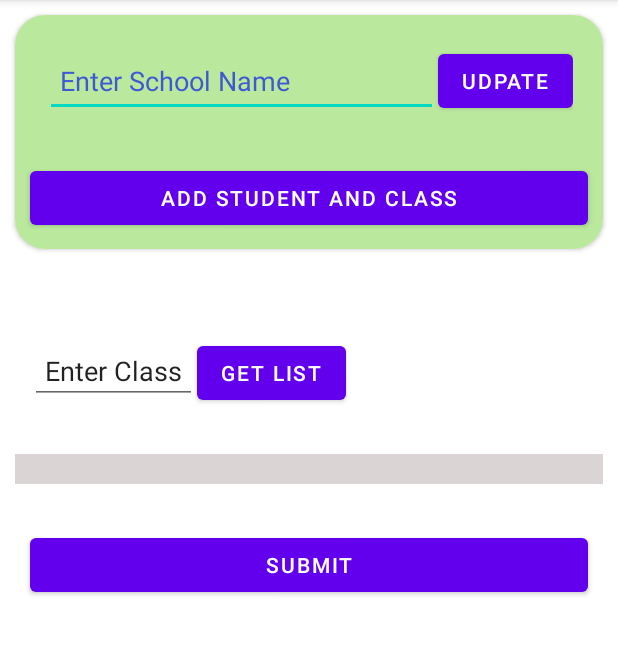
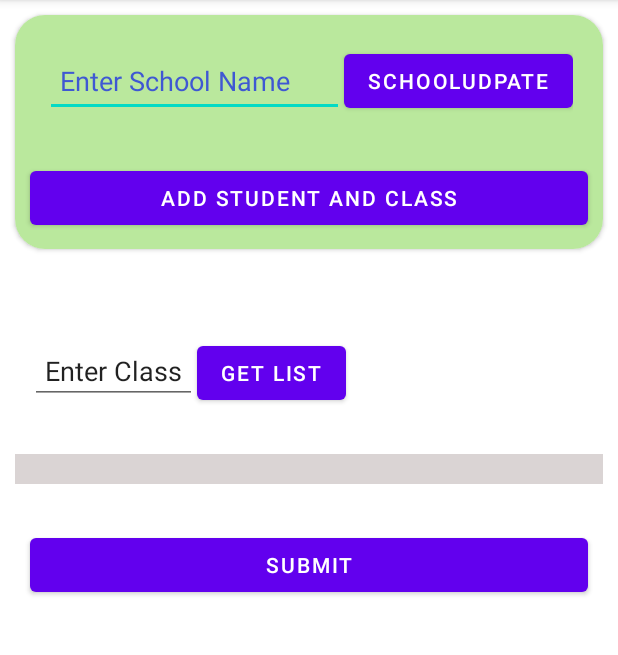
Before and after one commit to Ajmalyousufz/Attendance-Regiseter, an Android app: the screen it shows after launch once a user with an empty profile is signed in (MainActivity), on a phone screen of 412 x 824 dp, the part 84-739 px from its top. Run offline under Robolectric (Android 15) with nearby library versions, the phone set to English and light mode, and no system bars; our stand-ins replace Firebase (no records; nobody signed in at launch, a user with empty details on screens opened directly).

Commit message:
Add Student Activity set up finished and connected on firebase

```diff
--- a/app/src/main/java/com/ajmalyousufza/attendanceregister/Activities/MainActivity.java
+++ b/app/src/main/java/com/ajmalyousufza/attendanceregister/Activities/MainActivity.java
@@ -2,15 +2,30 @@ package com.ajmalyousufza.attendanceregister.Activities;
 
 import androidx.appcompat.app.AppCompatActivity;
 
+import android.content.Intent;
 import android.os.Bundle;
+import android.widget.Button;
+import android.widget.EditText;
 
 import com.ajmalyousufza.attendanceregister.R;
 
 public class MainActivity extends AppCompatActivity {
 
+    EditText schoolname;
+    Button schoolupdate,add_student;
+
     @Override
     protected void onCreate(Bundle savedInstanceState) {
         super.onCreate(savedInstanceState);
         setContentView(R.layout.activity_main);
+
+        schoolname = findViewById(R.id.schoolName);
+        schoolupdate = findViewById(R.id.schoolNameUpdate_btn);
+        add_student = findViewById(R.id.add_student_btn);
+
+        add_student.setOnClickListener(view -> {
+            startActivity(new Intent(MainActivity.this,AddStudent.class));
+        });
+
     }
 }
--- a/app/src/main/res/layout/activity_main.xml
+++ b/app/src/main/res/layout/activity_main.xml
@@ -44,7 +44,7 @@
                     android:layout_width="wrap_content"
                     android:layout_height="wrap_content"
                     android:layout_weight="1"
-                    android:text="Udpate" />
+                    android:text="schoolUdpate" />
 
             </LinearLayout>
 
```
Also changed, not shown: app/src/main/java/com/ajmalyousufza/attendanceregister/Activities/AddStudent.java (+64 -0 lines), app/src/main/res/layout/activity_add_student.xml (+16 -6 lines).
